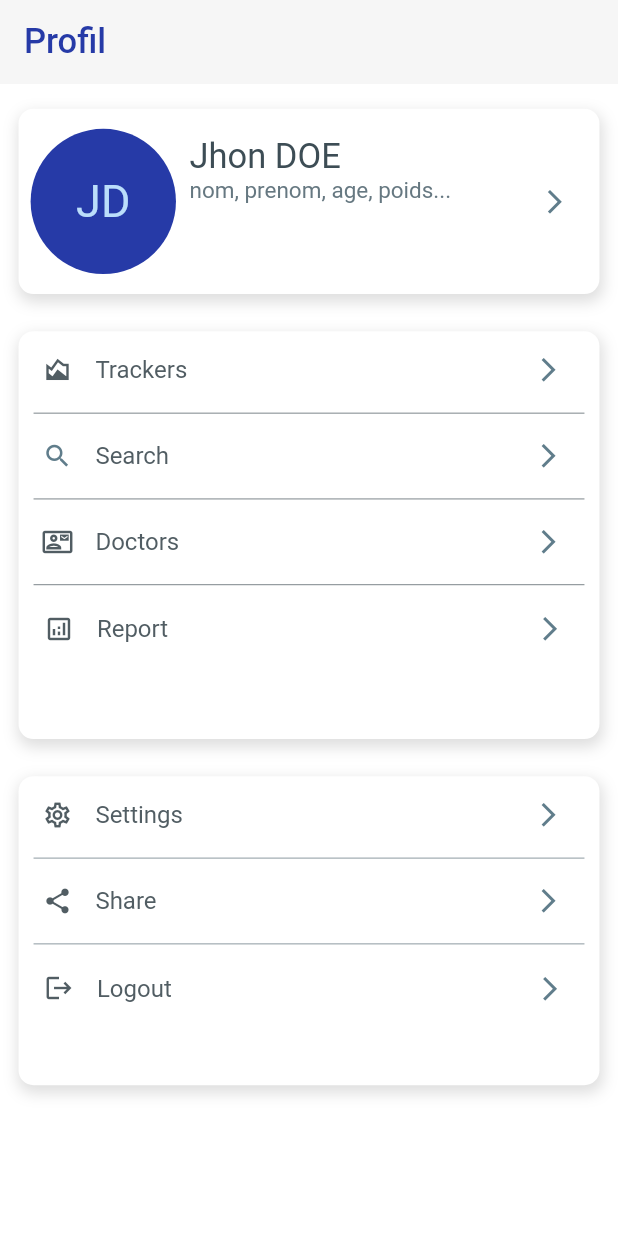
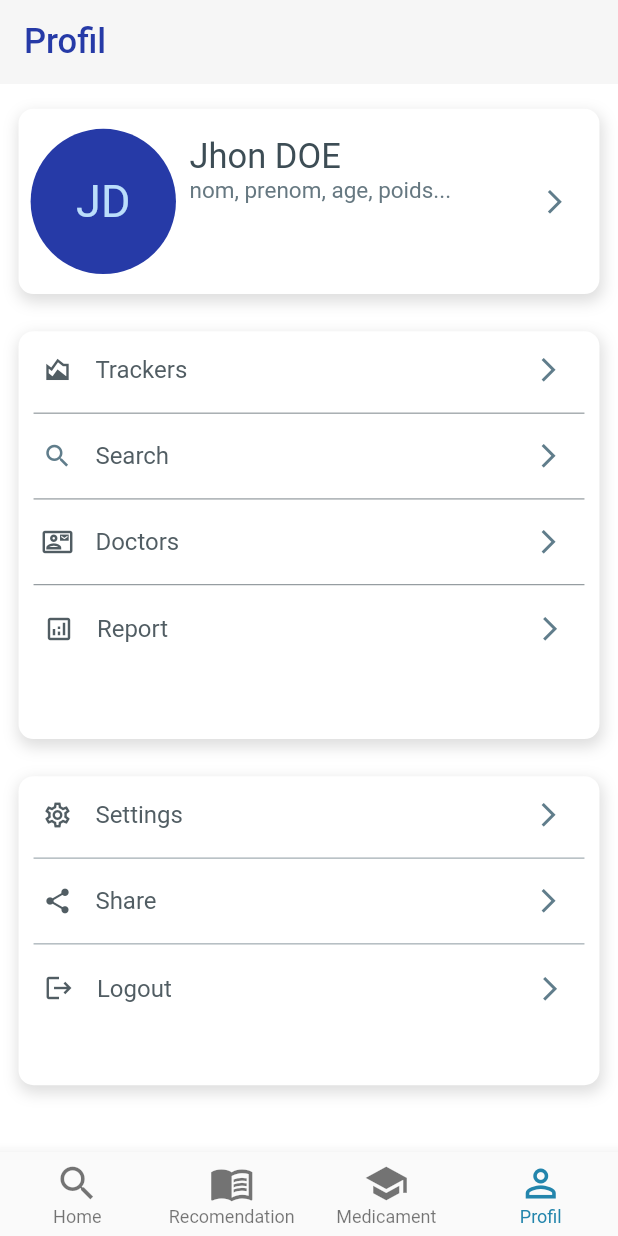
Before and after one commit to HmzEzh/medisafe, a Flutter app: the AccountScreen screen opened directly, after a tap on the "arrow back ios" icon, on a phone screen of 412 x 824 dp. Run offline on Flutter 3.47's test engine with Material 2 defaults, Android fonts, the phone set to English and light mode, and no system bars; our stand-ins replace flutter_datetime_picker, flutter_local_notifications, pdf, sqflite; missing offline and left inert: android_alarm_manager_plus, flutter_email_sender; accounts and stored records are empty.

Commit message:
2023-04-18 navbar-bug fixed

```diff
--- a/lib/screens/profilScreen/AccountScreen/AccountScreen.dart
+++ b/lib/screens/profilScreen/AccountScreen/AccountScreen.dart
@@ -1,5 +1,6 @@
 import 'package:flutter/material.dart';
 import 'package:medisafe/helpers/DatabaseHelper.dart';
+import 'package:medisafe/main.dart';
 import 'package:medisafe/models/Users/user.dart';
 import 'package:medisafe/screens/profilScreen/AccountScreen/EditAccountScreen.dart';
 import 'package:medisafe/screens/profilScreen/ProfilScreen.dart';
@@ -42,8 +43,10 @@ class _AccountScreenState extends State<AccountScreen> {
             Navigator.push<dynamic>(
               context,
               MaterialPageRoute<dynamic>(
-                  builder: (BuildContext context) =>
-                      ProfilScreen(userId: widget.userId)),
+                  builder: (BuildContext context) => MyHomePage(
+                        nbr: 3,
+                        title: 'back to profil',
+                      )),
             );
           },
         ),
```
